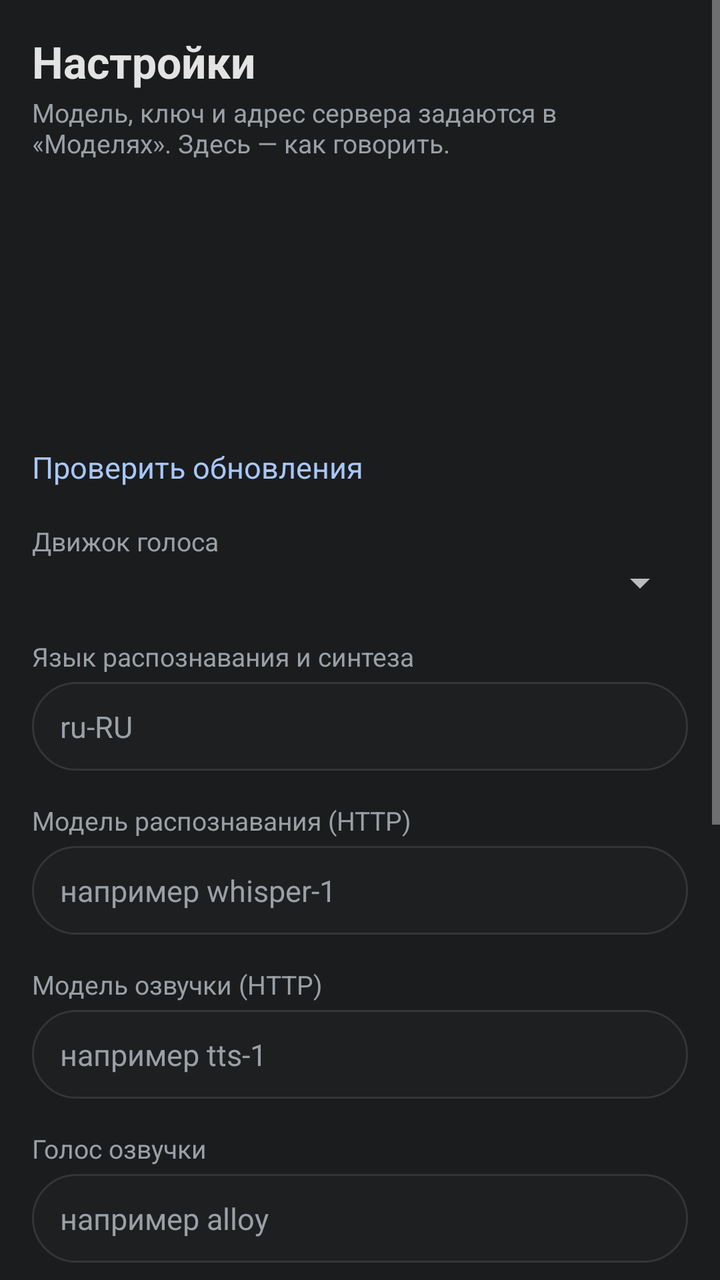
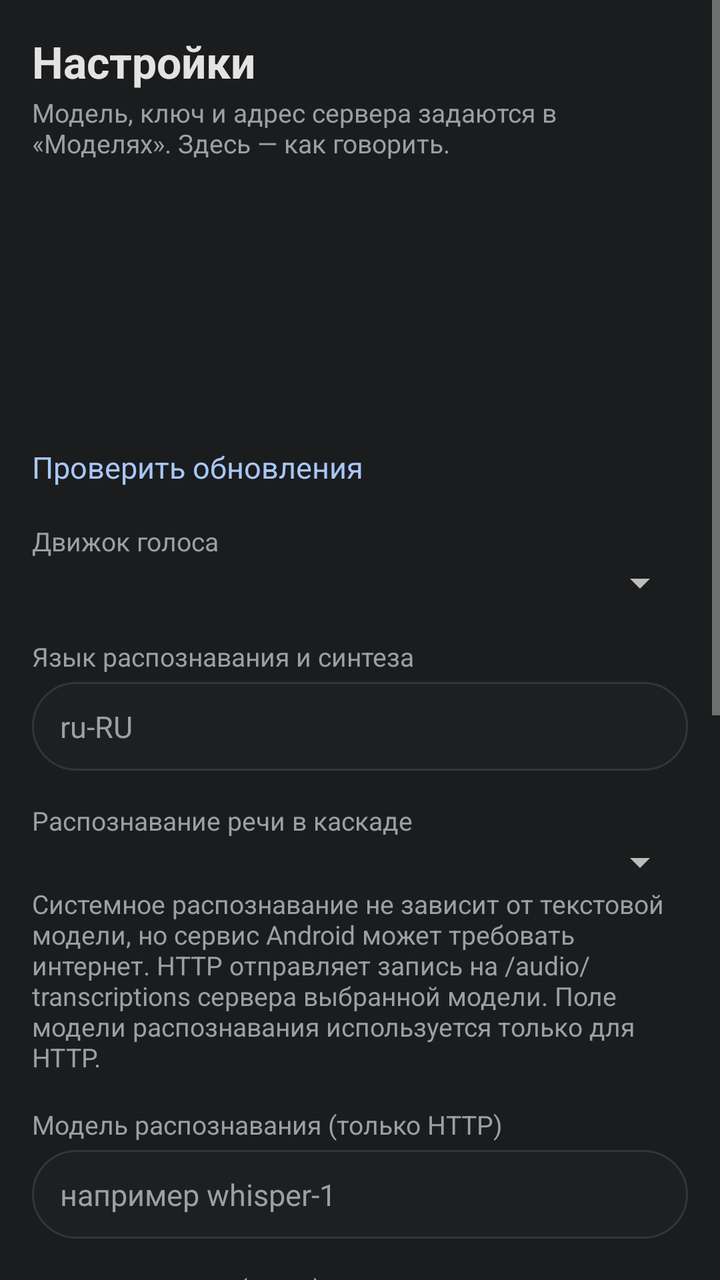

Screens rendered from an Android XML layout before and after an edit, with the pre-edit source and the edit as a unified diff.
<!-- AndroidManifest.xml: application theme AppTheme -->
<!-- res/layout/activity_settings.xml -->
<?xml version="1.0" encoding="utf-8"?>
<ScrollView xmlns:android="http://schemas.android.com/apk/res/android"
    android:layout_width="match_parent"
    android:layout_height="match_parent"
    android:background="?attr/colBg"
    android:fillViewport="true">

    <LinearLayout
        android:layout_width="match_parent"
        android:layout_height="wrap_content"
        android:orientation="vertical"
        android:padding="16dp">

        <TextView
            android:layout_width="match_parent"
            android:layout_height="wrap_content"
            android:text="@string/settings_title"
            android:textColor="?attr/colFg"
            android:textSize="22sp"
            android:textStyle="bold" />

        <TextView
            android:layout_width="match_parent"
            android:layout_height="wrap_content"
            android:layout_marginTop="2dp"
            android:text="@string/settings_hint"
            android:textColor="?attr/colMuted"
            android:textSize="13sp" />

        <TextView
            android:id="@+id/set_theme"
            style="@style/SettingsCheck"
            android:layout_marginTop="20dp"
            android:background="?android:attr/selectableItemBackground"
            android:paddingTop="10dp"
            android:paddingBottom="10dp" />

        <TextView
            android:id="@+id/set_lang"
            style="@style/SettingsCheck"
            android:layout_marginTop="4dp"
            android:background="?android:attr/selectableItemBackground"
            android:paddingTop="10dp"
            android:paddingBottom="10dp" />

        <TextView
            android:id="@+id/set_version"
            style="@style/SettingsCheck"
            android:layout_marginTop="4dp"
            android:textColor="?attr/colMuted" />

        <TextView
            android:id="@+id/set_update"
            style="@style/SettingsCheck"
            android:layout_marginTop="4dp"
            android:background="?android:attr/selectableItemBackground"
            android:paddingTop="10dp"
            android:paddingBottom="10dp"
            android:textColor="?attr/colAccent"
            android:text="@string/check_updates" />

        <TextView
            style="@style/SettingsLabel"
            android:layout_marginTop="8dp"
            android:text="@string/settings_engine" />

        <Spinner
            android:id="@+id/set_engine"
            android:layout_width="match_parent"
            android:layout_height="wrap_content" />

        <TextView
            style="@style/SettingsLabel"
            android:text="@string/settings_language" />

        <EditText
            android:id="@+id/set_language"
            style="@style/SettingsInput"
            android:hint="@string/settings_language_hint"
            android:inputType="text" />

        <TextView
            style="@style/SettingsLabel"
            android:text="@string/settings_stt" />

        <EditText
            android:id="@+id/set_stt"
            style="@style/SettingsInput"
            android:hint="@string/settings_stt_hint"
            android:inputType="text" />

        <TextView
            style="@style/SettingsLabel"
            android:text="@string/settings_tts" />

        <EditText
            android:id="@+id/set_tts"
            style="@style/SettingsInput"
            android:hint="@string/settings_tts_hint"
            android:inputType="text" />

        <TextView
            style="@style/SettingsLabel"
            android:text="@string/settings_voice" />

        <EditText
            android:id="@+id/set_voice"
            style="@style/SettingsInput"
            android:hint="@string/settings_voice_hint"
            android:inputType="text" />

        <TextView
            style="@style/SettingsLabel"
            android:text="Системная озвучка — только для anyAIlive" />

        <Spinner
            android:id="@+id/set_tts_engine"
            android:layout_width="match_parent"
            android:layout_height="wrap_content" />

        <CheckBox
            android:id="@+id/set_barge_in"
            style="@style/SettingsCheck"
            android:text="@string/settings_barge_in" />

        <CheckBox
            android:id="@+id/set_save_audio"
            style="@style/SettingsCheck"
            android:text="@string/settings_save_audio" />

        <CheckBox
            android:id="@+id/set_keep_history"
            style="@style/SettingsCheck"
            android:text="@string/settings_keep_history" />

        <Button
            android:id="@+id/btn_save_settings"
            android:layout_width="match_parent"
            android:layout_height="wrap_content"
            android:layout_marginTop="16dp"
            android:text="@string/btn_save" />

        <Button
            android:id="@+id/btn_test_tts"
            android:layout_width="match_parent"
            android:layout_height="wrap_content"
            android:text="Проверить / остановить системную озвучку" />

        <Button
            android:id="@+id/btn_export_all"
            android:layout_width="match_parent"
            android:layout_height="wrap_content"
            android:layout_marginTop="8dp"
            android:text="@string/settings_export_all" />
    </LinearLayout>
</ScrollView>
<!-- resources referenced by this layout -->
<resources>
  <string name="btn_save">Сохранить</string>
  <string name="check_updates">Проверить обновления</string>
  <string name="settings_barge_in">Перебивать голосом</string>
  <string name="settings_engine">Движок голоса</string>
  <string name="settings_export_all">Экспортировать все чаты (JSON)</string>
  <string name="settings_hint">Модель, ключ и адрес сервера задаются в «Моделях». Здесь — как говорить.</string>
  <string name="settings_keep_history">Хранить историю чатов</string>
  <string name="settings_language">Язык распознавания и синтеза</string>
  <string name="settings_language_hint">ru-RU</string>
  <string name="settings_save_audio">Сохранять аудио реплик</string>
  <string name="settings_stt">Модель распознавания (HTTP)</string>
  <string name="settings_stt_hint">например whisper-1</string>
  <string name="settings_title">Настройки</string>
  <string name="settings_tts">Модель озвучки (HTTP)</string>
  <string name="settings_tts_hint">например tts-1</string>
  <string name="settings_voice">Голос озвучки</string>
  <string name="settings_voice_hint">например alloy</string>
  <style name="SettingsCheck">
          <item name="android:layout_width">match_parent</item>
          <item name="android:layout_height">wrap_content</item>
          <item name="android:layout_marginTop">12dp</item>
          <item name="android:textColor">?attr/colFg</item>
          <item name="android:textSize">15sp</item>
      </style>
  <style name="SettingsLabel">
          <item name="android:layout_width">match_parent</item>
          <item name="android:layout_height">wrap_content</item>
          <item name="android:layout_marginTop">16dp</item>
          <item name="android:textColor">?attr/colMuted</item>
          <item name="android:textSize">13sp</item>
      </style>
  <!-- drawable bg_input (drawable) -->
  <?xml version="1.0" encoding="utf-8"?>
  <shape xmlns:android="http://schemas.android.com/apk/res/android"
      android:shape="rectangle">
      <solid android:color="?attr/colSurface" />
      <corners android:radius="24dp" />
      <stroke android:width="1dp" android:color="?attr/colLine" />
  </shape>
  <color name="bg">#FF1B1C1D</color>
  <color name="surface">#FF1E1F20</color>
  <color name="surface2">#FF282A2C</color>
  <color name="fg">#FFE3E3E3</color>
  <color name="muted">#FF9AA0A6</color>
  <color name="accent">#FFA8C7FA</color>
  <color name="onAccent">#FF1B1C1D</color>
  <color name="line">#FF333537</color>
  <color name="bubbleUser">#FF333537</color>
  <color name="bubbleAi">#FF1E1F20</color>
  <style name="PillButton" parent="@android:style/Widget.Material.Button">
          <item name="android:background">@drawable/bg_pill_button</item>
          <item name="android:textColor">?attr/colFg</item>
          <item name="android:textAllCaps">false</item>
          <item name="android:textSize">15sp</item>
          <item name="android:letterSpacing">0.01</item>
          <item name="android:minHeight">44dp</item>
          <item name="android:paddingStart">20dp</item>
          <item name="android:paddingEnd">20dp</item>
      </style>
  <!-- drawable bg_pill_button (drawable) -->
  <?xml version="1.0" encoding="utf-8"?>
  <ripple xmlns:android="http://schemas.android.com/apk/res/android"
      android:color="#33FFFFFF">
      <item>
          <shape android:shape="rectangle">
              <solid android:color="?attr/colSurface2" />
              <corners android:radius="24dp" />
          </shape>
      </item>
  </ripple>
  <!-- unchanged entries left out for length: 2 -->
</resources>

<!-- the commit's change to res/layout/activity_settings.xml (unified diff, before → after) -->
@@ -81,6 +81,22 @@
 
         <TextView
             style="@style/SettingsLabel"
+            android:text="@string/settings_stt_engine" />
+
+        <Spinner
+            android:id="@+id/set_stt_engine"
+            android:layout_width="match_parent"
+            android:layout_height="wrap_content" />
+
+        <TextView
+            android:layout_width="match_parent"
+            android:layout_height="wrap_content"
+            android:text="@string/settings_stt_engine_hint"
+            android:textColor="?attr/colMuted"
+            android:textSize="13sp" />
+
+        <TextView
+            style="@style/SettingsLabel"
             android:text="@string/settings_stt" />
 
         <EditText
<!-- resource entries referenced after the edit -->
@@ -10,7 +10,9 @@
   <string name="settings_language">Язык распознавания и синтеза</string>
   <string name="settings_language_hint">ru-RU</string>
   <string name="settings_save_audio">Сохранять аудио реплик</string>
-  <string name="settings_stt">Модель распознавания (HTTP)</string>
+  <string name="settings_stt">Модель распознавания (только HTTP)</string>
+  <string name="settings_stt_engine">Распознавание речи в каскаде</string>
+  <string name="settings_stt_engine_hint">Системное распознавание не зависит от текстовой модели, но сервис Android может требовать интернет. HTTP отправляет запись на /audio/transcriptions сервера выбранной модели. Поле модели распознавания используется только для HTTP.</string>
   <string name="settings_stt_hint">например whisper-1</string>
   <string name="settings_title">Настройки</string>
   <string name="settings_tts">Модель озвучки (HTTP)</string>
